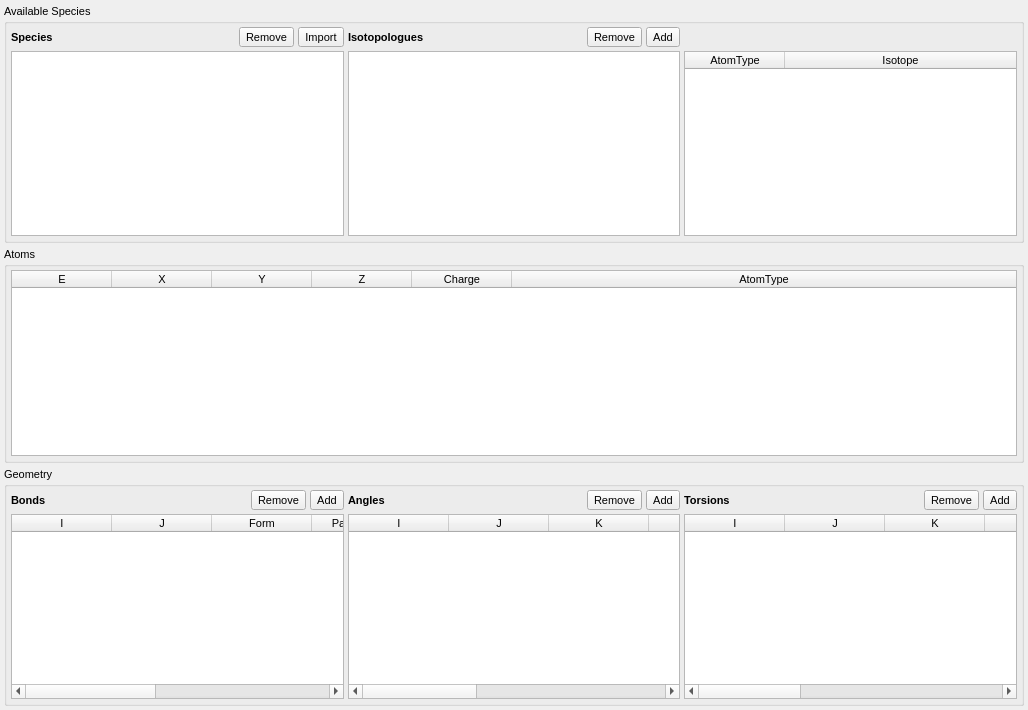
Old version of the form src/gui/speciestab.ui in the repository disorderedmaterials/dissolve.
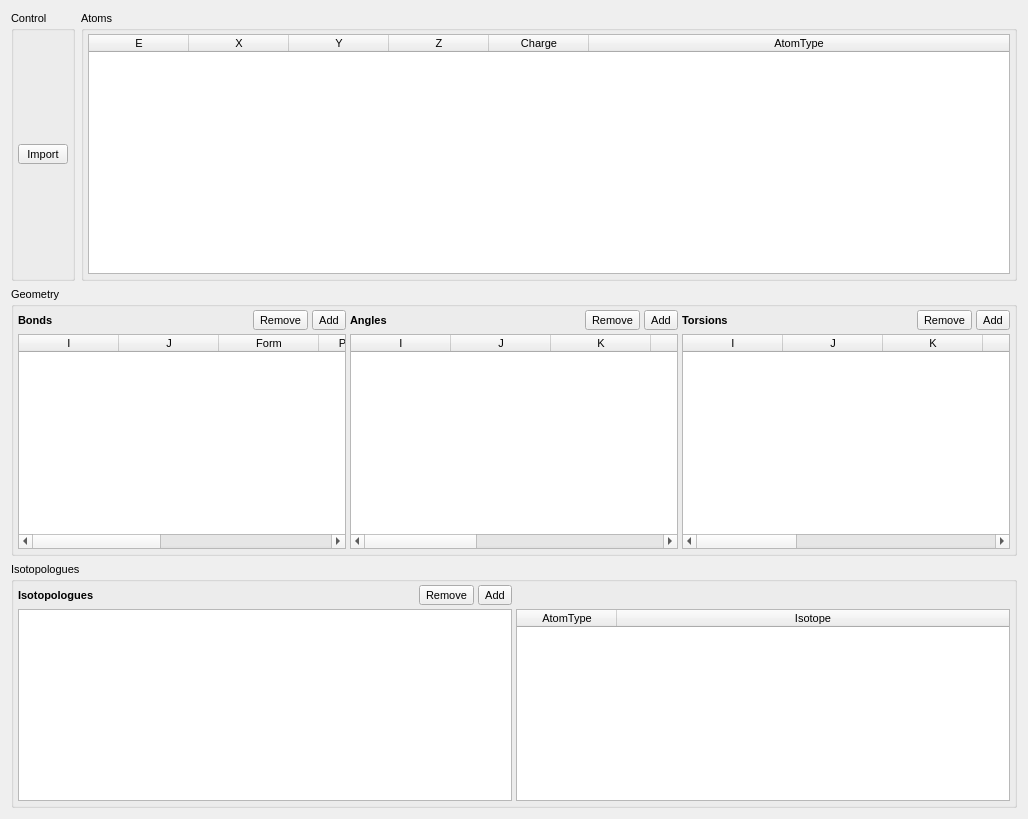
New version of the form. Icons and pictures are not drawn.

Commit message: Separate tab is now added for each Species in the gui.

The edit to the form file:
```diff
--- a/src/gui/speciestab.ui
+++ b/src/gui/speciestab.ui
@@ -7,7 +7,7 @@
     <x>0</x>
     <y>0</y>
     <width>1028</width>
-    <height>710</height>
+    <height>819</height>
    </rect>
   </property>
   <property name="font">
@@ -19,27 +19,17 @@
    <string>Form</string>
   </property>
   <layout class="QVBoxLayout" name="verticalLayout_4">
-   <property name="spacing">
-    <number>4</number>
-   </property>
-   <property name="leftMargin">
-    <number>4</number>
-   </property>
-   <property name="topMargin">
-    <number>4</number>
-   </property>
-   <property name="rightMargin">
-    <number>4</number>
-   </property>
-   <property name="bottomMargin">
-    <number>4</number>
-   </property>
    <item>
-    <widget class="QGroupBox" name="SpeciesGroup">
+    <layout class="QHBoxLayout" name="horizontalLayout_9">
+     <item>
+      <widget class="QGroupBox" name="ControlGroup">
      <property name="title">
-      <string>Available Species</string>
-     </property>
-     <layout class="QGridLayout" name="gridLayout">
+        <string>Control</string>
+       </property>
+       <layout class="QHBoxLayout" name="horizontalLayout_8">
+        <property name="spacing">
+         <number>4</number>
+        </property>
       <property name="leftMargin">
        <number>4</number>
       </property>
@@ -52,220 +42,6 @@
       <property name="bottomMargin">
        <number>4</number>
       </property>
-      <property name="spacing">
-       <number>4</number>
-      </property>
-      <item row="1" column="2" rowspan="2">
-       <widget class="QTableWidget" name="IsotopeTable">
-        <property name="showDropIndicator" stdset="0">
-         <bool>false</bool>
-        </property>
-        <property name="dragDropOverwriteMode">
-         <bool>false</bool>
-        </property>
-        <property name="selectionBehavior">
-         <enum>QAbstractItemView::SelectRows</enum>
-        </property>
-        <property name="showGrid">
-         <bool>true</bool>
-        </property>
-        <property name="columnCount">
-         <number>2</number>
-        </property>
-        <attribute name="horizontalHeaderVisible">
-         <bool>true</bool>
-        </attribute>
-        <attribute name="horizontalHeaderStretchLastSection">
-         <bool>true</bool>
-        </attribute>
-        <attribute name="verticalHeaderVisible">
-         <bool>true</bool>
-        </attribute>
-        <attribute name="verticalHeaderStretchLastSection">
-         <bool>false</bool>
-        </attribute>
-        <column>
-         <property name="text">
-          <string>AtomType</string>
-         </property>
-        </column>
-        <column>
-         <property name="text">
-          <string>Isotope</string>
-         </property>
-        </column>
-       </widget>
-      </item>
-      <item row="0" column="1">
-       <layout class="QHBoxLayout" name="horizontalLayout_4">
-        <property name="spacing">
-         <number>4</number>
-        </property>
-        <item>
-         <widget class="QLabel" name="label">
-          <property name="sizePolicy">
-           <sizepolicy hsizetype="Preferred" vsizetype="Minimum">
-            <horstretch>0</horstretch>
-            <verstretch>0</verstretch>
-           </sizepolicy>
-          </property>
-          <property name="font">
-           <font>
-            <weight>75</weight>
-            <bold>true</bold>
-           </font>
-          </property>
-          <property name="text">
-           <string>Isotopologues</string>
-          </property>
-         </widget>
-        </item>
-        <item>
-         <spacer name="horizontalSpacer_2">
-          <property name="orientation">
-           <enum>Qt::Horizontal</enum>
-          </property>
-          <property name="sizeHint" stdset="0">
-           <size>
-            <width>40</width>
-            <height>20</height>
-           </size>
-          </property>
-         </spacer>
-        </item>
-        <item>
-         <widget class="QToolButton" name="IsotopologueRemoveButton">
-          <property name="sizePolicy">
-           <sizepolicy hsizetype="Minimum" vsizetype="Fixed">
-            <horstretch>0</horstretch>
-            <verstretch>0</verstretch>
-           </sizepolicy>
-          </property>
-          <property name="text">
-           <string>Remove</string>
-          </property>
-          <property name="icon">
-           <iconset resource="icons.qrc">
-            <normaloff>:/general/icons/general_remove.svg</normaloff>:/general/icons/general_remove.svg</iconset>
-          </property>
-          <property name="iconSize">
-           <size>
-            <width>16</width>
-            <height>16</height>
-           </size>
-          </property>
-          <property name="shortcut">
-           <string>Return</string>
-          </property>
-          <property name="toolButtonStyle">
-           <enum>Qt::ToolButtonTextBesideIcon</enum>
-          </property>
-         </widget>
-        </item>
-        <item>
-         <widget class="QToolButton" name="IsotopologueAddButton">
-          <property name="sizePolicy">
-           <sizepolicy hsizetype="Minimum" vsizetype="Fixed">
-            <horstretch>0</horstretch>
-            <verstretch>0</verstretch>
-           </sizepolicy>
-          </property>
-          <property name="text">
-           <string>Add</string>
-          </property>
-          <property name="icon">
-           <iconset resource="icons.qrc">
-            <normaloff>:/general/icons/general_add.svg</normaloff>:/general/icons/general_add.svg</iconset>
-          </property>
-          <property name="iconSize">
-           <size>
-            <width>16</width>
-            <height>16</height>
-           </size>
-          </property>
-          <property name="toolButtonStyle">
-           <enum>Qt::ToolButtonTextBesideIcon</enum>
-          </property>
-         </widget>
-        </item>
-       </layout>
-      </item>
-      <item row="1" column="0" rowspan="2">
-       <widget class="QListWidget" name="SpeciesList">
-        <property name="sizePolicy">
-         <sizepolicy hsizetype="Preferred" vsizetype="Expanding">
-          <horstretch>0</horstretch>
-          <verstretch>0</verstretch>
-         </sizepolicy>
-        </property>
-       </widget>
-      </item>
-      <item row="0" column="0">
-       <layout class="QHBoxLayout" name="horizontalLayout">
-        <property name="spacing">
-         <number>4</number>
-        </property>
-        <item>
-         <widget class="QLabel" name="label_2">
-          <property name="sizePolicy">
-           <sizepolicy hsizetype="Preferred" vsizetype="Minimum">
-            <horstretch>0</horstretch>
-            <verstretch>0</verstretch>
-           </sizepolicy>
-          </property>
-          <property name="font">
-           <font>
-            <weight>75</weight>
-            <bold>true</bold>
-           </font>
-          </property>
-          <property name="text">
-           <string>Species</string>
-          </property>
-         </widget>
-        </item>
-        <item>
-         <spacer name="horizontalSpacer">
-          <property name="orientation">
-           <enum>Qt::Horizontal</enum>
-          </property>
-          <property name="sizeHint" stdset="0">
-           <size>
-            <width>40</width>
-            <height>20</height>
-           </size>
-          </property>
-         </spacer>
-        </item>
-        <item>
-         <widget class="QToolButton" name="SpeciesRemoveButton">
-          <property name="sizePolicy">
-           <sizepolicy hsizetype="Minimum" vsizetype="Fixed">
-            <horstretch>0</horstretch>
-            <verstretch>0</verstretch>
-           </sizepolicy>
-          </property>
-          <property name="text">
-           <string>Remove</string>
-          </property>
-          <property name="icon">
-           <iconset resource="icons.qrc">
-            <normaloff>:/general/icons/general_remove.svg</normaloff>:/general/icons/general_remove.svg</iconset>
-          </property>
-          <property name="iconSize">
-           <size>
-            <width>16</width>
-            <height>16</height>
-           </size>
-          </property>
-          <property name="shortcut">
-           <string>Return</string>
-          </property>
-          <property name="toolButtonStyle">
-           <enum>Qt::ToolButtonTextBesideIcon</enum>
-          </property>
-         </widget>
-        </item>
         <item>
          <widget class="QToolButton" name="SpeciesImportButton">
           <property name="sizePolicy">
@@ -293,18 +69,6 @@
          </widget>
         </item>
        </layout>
-      </item>
-      <item row="1" column="1" rowspan="2">
-       <widget class="QListWidget" name="IsotopologueList">
-        <property name="sizePolicy">
-         <sizepolicy hsizetype="Preferred" vsizetype="Expanding">
-          <horstretch>0</horstretch>
-          <verstretch>0</verstretch>
-         </sizepolicy>
-        </property>
-       </widget>
-      </item>
-     </layout>
     </widget>
    </item>
    <item>
@@ -392,6 +156,8 @@
      </layout>
     </widget>
    </item>
+    </layout>
+   </item>
    <item>
     <widget class="QGroupBox" name="BondsGroup">
      <property name="title">
@@ -932,6 +698,175 @@
      </layout>
     </widget>
    </item>
+   <item>
+    <widget class="QGroupBox" name="IsotopologuesGroup">
+     <property name="title">
+      <string>Isotopologues</string>
+     </property>
+     <layout class="QGridLayout" name="gridLayout">
+      <property name="leftMargin">
+       <number>4</number>
+      </property>
+      <property name="topMargin">
+       <number>4</number>
+      </property>
+      <property name="rightMargin">
+       <number>4</number>
+      </property>
+      <property name="bottomMargin">
+       <number>4</number>
+      </property>
+      <property name="spacing">
+       <number>4</number>
+      </property>
+      <item row="1" column="1" rowspan="2">
+       <widget class="QTableWidget" name="IsotopeTable">
+        <property name="showDropIndicator" stdset="0">
+         <bool>false</bool>
+        </property>
+        <property name="dragDropOverwriteMode">
+         <bool>false</bool>
+        </property>
+        <property name="selectionBehavior">
+         <enum>QAbstractItemView::SelectRows</enum>
+        </property>
+        <property name="showGrid">
+         <bool>true</bool>
+        </property>
+        <property name="columnCount">
+         <number>2</number>
+        </property>
+        <attribute name="horizontalHeaderVisible">
+         <bool>true</bool>
+        </attribute>
+        <attribute name="horizontalHeaderStretchLastSection">
+         <bool>true</bool>
+        </attribute>
+        <attribute name="verticalHeaderVisible">
+         <bool>true</bool>
+        </attribute>
+        <attribute name="verticalHeaderStretchLastSection">
+         <bool>false</bool>
+        </attribute>
+        <column>
+         <property name="text">
+          <string>AtomType</string>
+         </property>
+        </column>
+        <column>
+         <property name="text">
+          <string>Isotope</string>
+         </property>
+        </column>
+       </widget>
+      </item>
+      <item row="0" column="0">
+       <layout class="QHBoxLayout" name="horizontalLayout_4">
+        <property name="spacing">
+         <number>4</number>
+        </property>
+        <item>
+         <widget class="QLabel" name="label">
+          <property name="sizePolicy">
+           <sizepolicy hsizetype="Preferred" vsizetype="Minimum">
+            <horstretch>0</horstretch>
+            <verstretch>0</verstretch>
+           </sizepolicy>
+          </property>
+          <property name="font">
+           <font>
+            <weight>75</weight>
+            <bold>true</bold>
+           </font>
+          </property>
+          <property name="text">
+           <string>Isotopologues</string>
+          </property>
+         </widget>
+        </item>
+        <item>
+         <spacer name="horizontalSpacer_2">
+          <property name="orientation">
+           <enum>Qt::Horizontal</enum>
+          </property>
+          <property name="sizeHint" stdset="0">
+           <size>
+            <width>40</width>
+            <height>20</height>
+           </size>
+          </property>
+         </spacer>
+        </item>
+        <item>
+         <widget class="QToolButton" name="IsotopologueRemoveButton">
+          <property name="sizePolicy">
+           <sizepolicy hsizetype="Minimum" vsizetype="Fixed">
+            <horstretch>0</horstretch>
+            <verstretch>0</verstretch>
+           </sizepolicy>
+          </property>
+          <property name="text">
+           <string>Remove</string>
+          </property>
+          <property name="icon">
+           <iconset resource="icons.qrc">
+            <normaloff>:/general/icons/general_remove.svg</normaloff>:/general/icons/general_remove.svg</iconset>
+          </property>
+          <property name="iconSize">
+           <size>
+            <width>16</width>
+            <height>16</height>
+           </size>
+          </property>
+          <property name="shortcut">
+           <string>Return</string>
+          </property>
+          <property name="toolButtonStyle">
+           <enum>Qt::ToolButtonTextBesideIcon</enum>
+          </property>
+         </widget>
+        </item>
+        <item>
+         <widget class="QToolButton" name="IsotopologueAddButton">
+          <property name="sizePolicy">
+           <sizepolicy hsizetype="Minimum" vsizetype="Fixed">
+            <horstretch>0</horstretch>
+            <verstretch>0</verstretch>
+           </sizepolicy>
+          </property>
+          <property name="text">
+           <string>Add</string>
+          </property>
+          <property name="icon">
+           <iconset resource="icons.qrc">
+            <normaloff>:/general/icons/general_add.svg</normaloff>:/general/icons/general_add.svg</iconset>
+          </property>
+          <property name="iconSize">
+           <size>
+            <width>16</width>
+            <height>16</height>
+           </size>
+          </property>
+          <property name="toolButtonStyle">
+           <enum>Qt::ToolButtonTextBesideIcon</enum>
+          </property>
+         </widget>
+        </item>
+       </layout>
+      </item>
+      <item row="1" column="0" rowspan="2">
+       <widget class="QListWidget" name="IsotopologueList">
+        <property name="sizePolicy">
+         <sizepolicy hsizetype="Preferred" vsizetype="Expanding">
+          <horstretch>0</horstretch>
+          <verstretch>0</verstretch>
+         </sizepolicy>
+        </property>
+       </widget>
+      </item>
+     </layout>
+    </widget>
+   </item>
   </layout>
  </widget>
  <resources>
```
Lines whose indentation alone changed are shown as unchanged. The commit also changes 5 other files.
